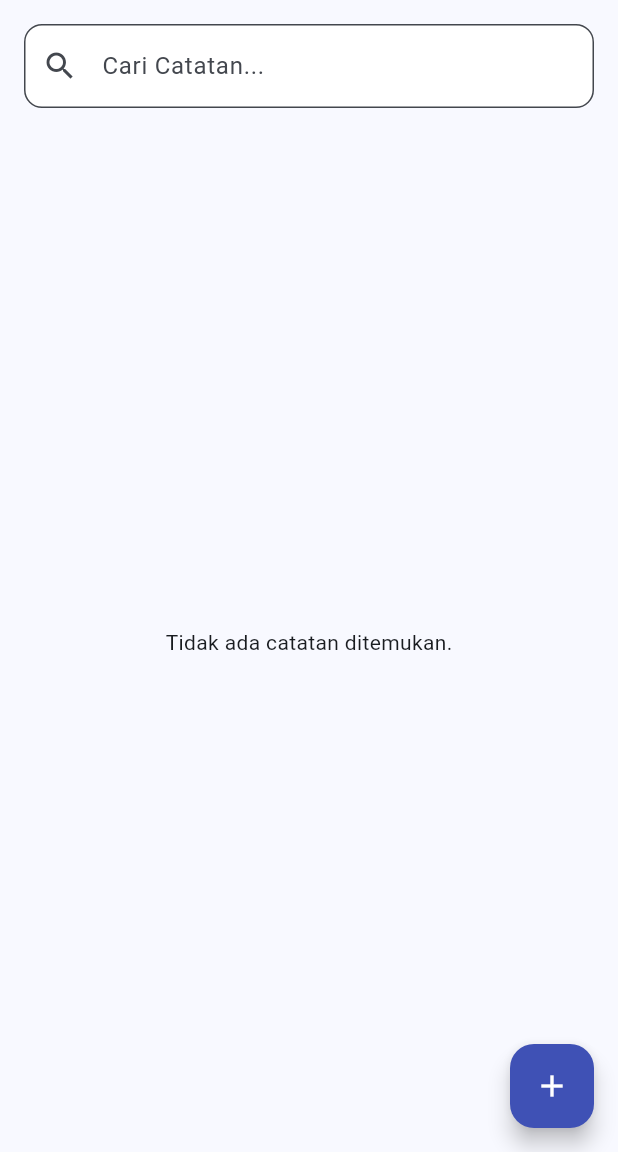
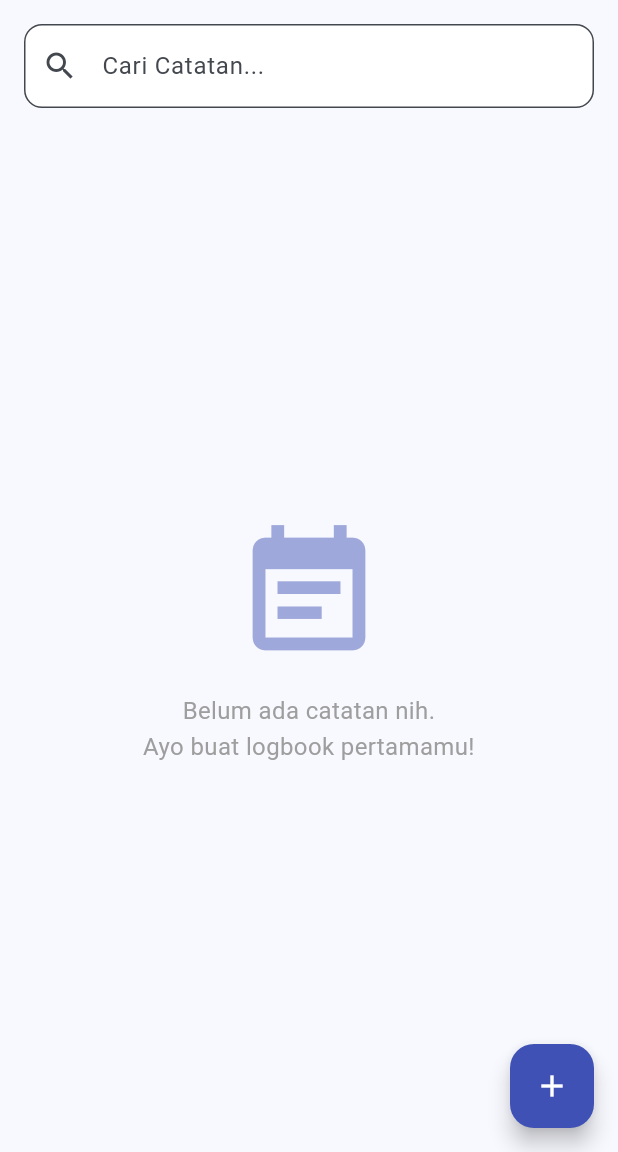
Before and after one commit to Umeem26/PY4_2C_D3_2024_Modul3_078, a Flutter app: the LogView screen opened directly with empty values, on a phone screen of 412 x 824 dp, the part 84-1236 px from its top. Run offline on Flutter 3.47's test engine with Material 3 defaults, Android fonts, the light colour scheme and no system bars; our stand-ins replace shared_preferences; accounts and stored records are empty.

Commit message:
Feat: Empty State

```diff
--- a/logbook_modul3/lib/features/logbook/log_view.dart
+++ b/logbook_modul3/lib/features/logbook/log_view.dart
@@ -115,13 +115,26 @@ class _LogViewState extends State<LogView> {
 
           // DAFTAR CATATAN (Gunakan Expanded karena di dalam Column)
           Expanded(
-            // PERHATIKAN: Sekarang kita listen ke filteredLogs, bukan logsNotifier
             child: ValueListenableBuilder<List<LogModel>>(
               valueListenable: _controller.filteredLogs,
               builder: (context, currentLogs, child) {
                 if (currentLogs.isEmpty) {
-                  return const Center(child: Text("Tidak ada catatan ditemukan."));
+                  return Center(
+                    child: Column(
+                      mainAxisAlignment: MainAxisAlignment.center,
+                      children: [
+                        Icon(Icons.event_note, size: 100, color: Colors.indigo.shade200),
+                        const SizedBox(height: 16),
+                        const Text(
+                          "Belum ada catatan nih.\nAyo buat logbook pertamamu!",
+                          textAlign: TextAlign.center,
+                          style: TextStyle(fontSize: 16, color: Colors.grey, height: 1.5),
+                        ),
+                      ],
+                    ),
+                  );
                 }
+
                 return ListView.builder(
                   itemCount: currentLogs.length,
                   itemBuilder: (context, index) {
```
